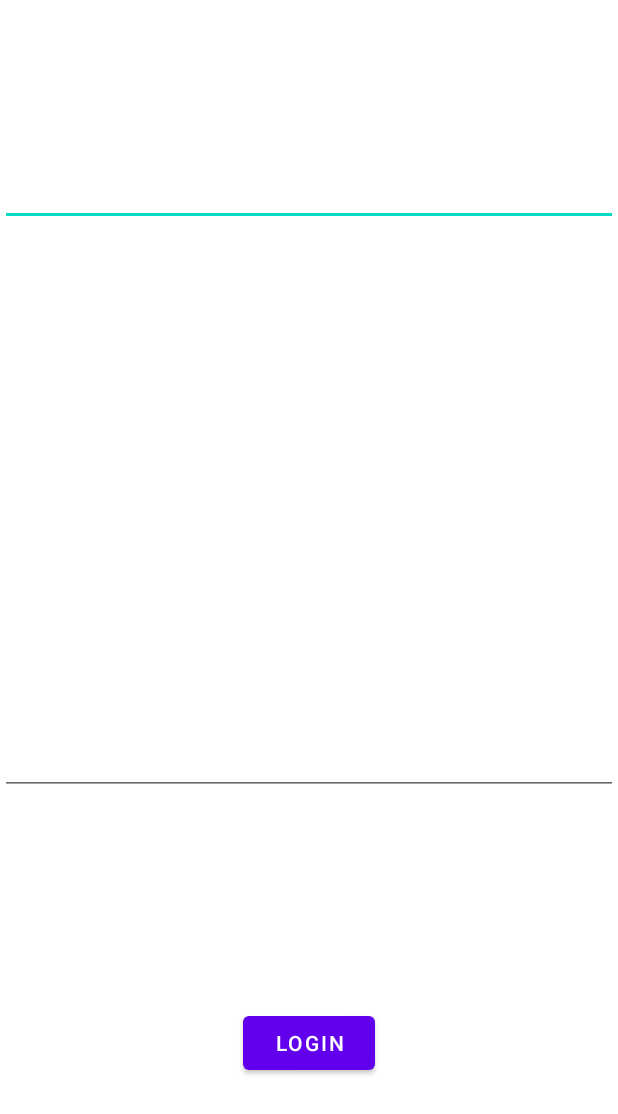
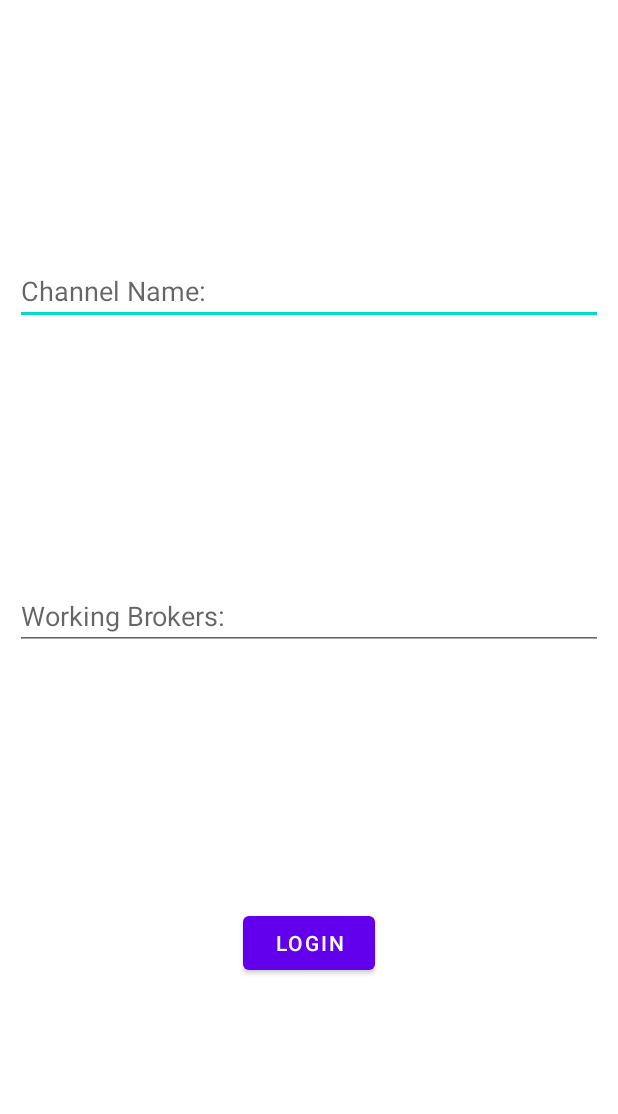
Before and after one commit to michalisvaz/Distributed-Systems-2021, an Android app: the layout activity_login.xml on its own in the app's theme, with its tools: preview values and no code run, on a phone screen of 412 x 824 dp. Shown: the top 1114 px of the screen. Run offline under Robolectric (Android 15) with nearby library versions, the phone set to English and light mode, and no system bars.

Commit message:
login functional with stored channelName

```diff
--- a/app/src/main/res/layout/activity_login.xml
+++ b/app/src/main/res/layout/activity_login.xml
@@ -7,21 +7,23 @@
     tools:context=".LoginActivity">
 
     <EditText
-        android:id="@+id/channel_name"
+        android:id="@+id/mychannel_name"
         android:layout_width="match_parent"
         android:layout_height="wrap_content"
-        android:layout_marginBottom="229dp"
-        app:layout_constraintBottom_toTopOf="@+id/passwordtxt"
+        android:hint="Channel Name: "
+        android:layout_marginHorizontal="10dp"
+        app:layout_constraintBottom_toTopOf="@+id/brokertxt"
         app:layout_constraintEnd_toEndOf="parent"
         app:layout_constraintStart_toStartOf="parent"
         app:layout_constraintTop_toTopOf="parent" />
 
     <EditText
-        android:id="@+id/passwordtxt"
+        android:id="@+id/brokertxt"
         android:layout_width="match_parent"
         android:layout_height="wrap_content"
-        android:inputType="textPassword"
-        app:layout_constraintTop_toBottomOf="@id/channel_name"
+        android:hint="Working Brokers: "
+        android:layout_marginHorizontal="10dp"
+        app:layout_constraintTop_toBottomOf="@id/mychannel_name"
         app:layout_constraintBottom_toTopOf="@+id/loginbtn"
         app:layout_constraintEnd_toEndOf="parent"
         app:layout_constraintStart_toStartOf="parent" />
@@ -30,11 +32,10 @@
         android:id="@+id/loginbtn"
         android:layout_width="wrap_content"
         android:layout_height="wrap_content"
-        android:layout_marginTop="36dp"
         android:text="LogIn"
         app:layout_constraintEnd_toEndOf="parent"
         app:layout_constraintStart_toStartOf="parent"
-        app:layout_constraintTop_toBottomOf="@+id/passwordtxt"
+        app:layout_constraintTop_toBottomOf="@+id/brokertxt"
         app:layout_constraintBottom_toBottomOf="parent"/>
 
 </androidx.constraintlayout.widget.ConstraintLayout>
--- a/app/src/main/res/layout/fragment_profile.xml
+++ b/app/src/main/res/layout/fragment_profile.xml
@@ -7,7 +7,7 @@
     tools:context=".ui.profile.ProfileFragment">
 
     <TextView
-        android:id="@+id/channel_name"
+        android:id="@+id/profile_chname"
         android:layout_width="match_parent"
         android:layout_height="wrap_content"
         android:text="My Channel Name"
@@ -41,7 +41,7 @@
         android:layout_height="wrap_content"
         android:text="Sign Out"
         app:layout_constraintEnd_toEndOf="parent"
-        app:layout_constraintTop_toBottomOf="@id/channel_name"
+        app:layout_constraintTop_toBottomOf="@id/profile_chname"
         app:layout_constraintStart_toStartOf="parent"/>
 
 </androidx.constraintlayout.widget.ConstraintLayout>
```
Also changed, not shown: app/src/main/AndroidManifest.xml (+9 -9 lines), app/src/main/java/e/master/updog/LoginActivity.java (+16 -1 lines), app/src/main/java/e/master/updog/MainActivity.java (+13 -1 lines), app/src/main/java/e/master/updog/ui/profile/ProfileFragment.java (+10 -1 lines).
